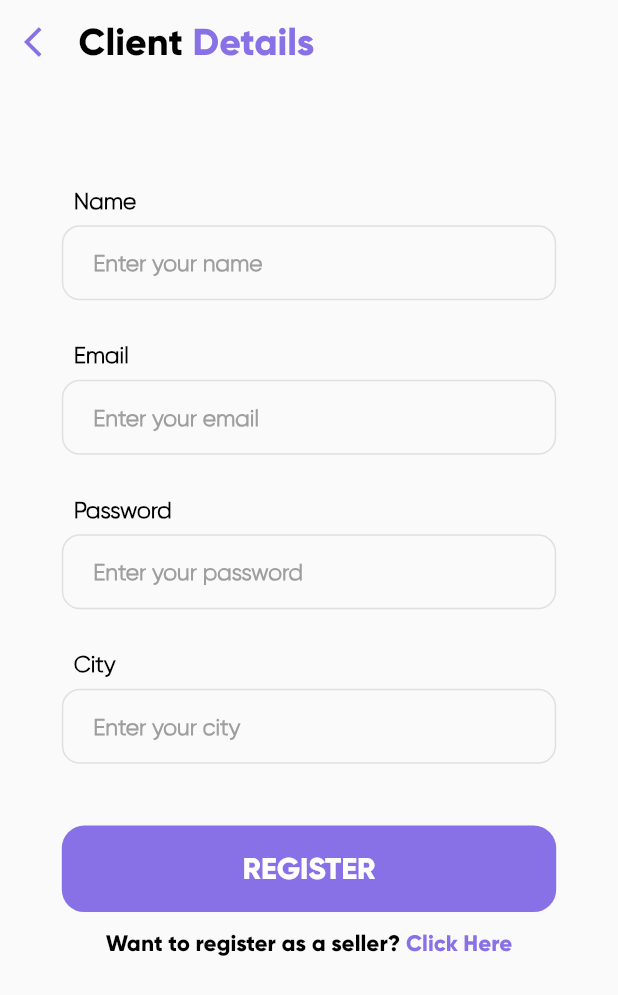
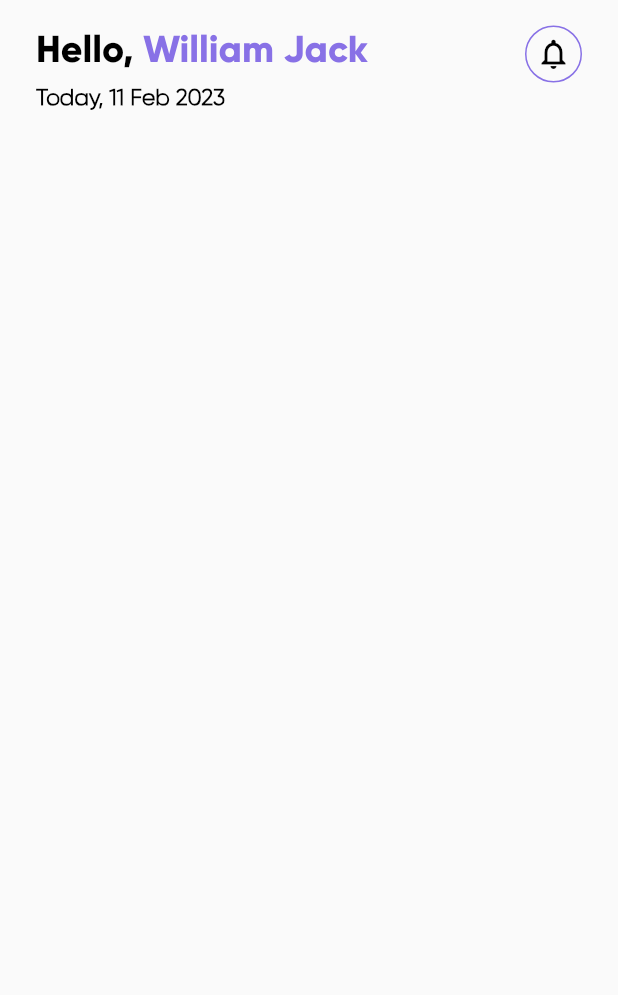
Before and after one commit to Tushar-Mishra999/MediBuddy, a Flutter app: the screen it shows after launch, on a phone screen of 412 x 824 dp. Shown: the top 995 px of the screen. Run offline on Flutter 3.47's test engine with Material 2 defaults, Android fonts, the phone set to English and light mode, and no system bars; our stand-ins replace google_fonts.

Commit message:
added client-homescreen

```diff
--- a/app/lib/main.dart
+++ b/app/lib/main.dart
@@ -1,5 +1,6 @@
 import 'package:flutter/material.dart';
 import 'package:medibuddy/router.dart';
+import 'package:medibuddy/views/home/client.dart';
 import 'package:medibuddy/views/login/login_screen.dart';
 import 'package:medibuddy/views/registration/client-registration.dart';
 import 'package:medibuddy/views/registration/seller-registration.dart';
@@ -18,7 +19,7 @@ class MyApp extends StatelessWidget {
       theme: ThemeData(
         primarySwatch: Colors.blue,
       ),
-      home: ClientRegistration(),
+      home: ClientHomeScreen(),
       onGenerateRoute: (settings) => generateRoute(settings),
     );
   }
--- /dev/null
+++ b/app/lib/views/home/client.dart
@@ -0,0 +1,78 @@
+import 'package:flutter/material.dart';
+import 'package:intl/intl.dart';
+import '../../constants.dart';
+
+class ClientHomeScreen extends StatelessWidget {
+  const ClientHomeScreen({super.key});
+
+  @override
+  Widget build(BuildContext context) {
+    return Scaffold(
+      appBar: AppBar(
+        toolbarHeight: 100,
+        backgroundColor: Colors.transparent,
+        elevation: 0,
+        title: Padding(
+          padding: const EdgeInsets.all(8.0),
+          child: Row(crossAxisAlignment: CrossAxisAlignment.start, children: [
+            Column(
+              crossAxisAlignment: CrossAxisAlignment.start,
+              children: [
+                RichText(
+                  text: const TextSpan(
+                    children: [
+                      TextSpan(
+                        text: "Hello, ",
+                        style: TextStyle(
+                          color: Colors.black,
+                          fontSize: 25,
+                          fontFamily: 'GilroyBold',
+                          fontWeight: FontWeight.w100,
+                        ),
+                      ),
+                      TextSpan(
+                        text: "William Jack",
+                        style: TextStyle(
+                          color: color1,
+                          fontSize: 25,
+                          fontFamily: 'GilroyBold',
+                          fontWeight: FontWeight.w100,
+                        ),
+                      ),
+                    ],
+                  ),
+                ),
+                const SizedBox(
+                  height: 8,
+                ),
+                Text(
+                  "Today, ${DateTime.now().day} ${DateFormat.MMMM().format(DateTime.now()).substring(0, 3)} ${DateTime.now().year}",
+                  style: const TextStyle(
+                    color: Colors.black,
+                    fontSize: 15,
+                    fontFamily: 'GilroyLight',
+                    fontWeight: FontWeight.w800,
+                  ),
+                ),
+                const SizedBox(
+                  height: 10,
+                ),
+              ],
+            ),
+            const Spacer(),
+            Container(
+              padding: const EdgeInsets.all(6),
+              decoration: BoxDecoration(
+                  shape: BoxShape.circle,
+                  border: Border.all(color: color1, width: 1)),
+              child: const Icon(
+                Icons.notifications_outlined,
+                color: Colors.black,
+              ),
+            )
+          ]),
+        ),
+      ),
+    );
+  }
+}
--- a/app/pubspec.yaml
+++ b/app/pubspec.yaml
@@ -37,6 +37,7 @@ dependencies:
   # Use with the CupertinoIcons class for iOS style icons.
   cupertino_icons: ^1.0.2
   google_fonts: ^3.0.1
+  intl: ^0.18.0
 
 dev_dependencies:
   flutter_test:
```
Also changed, not shown: app/pubspec.lock, 452 other files.
